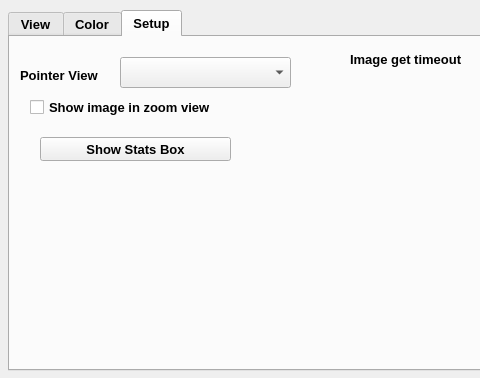
jaredmales/rtimv, file forms/imviewerControlPanel.ui: the form before one commit; both pictures show x 0 to 480 and y 0 to 378 of the 724 by 378 pixel window.
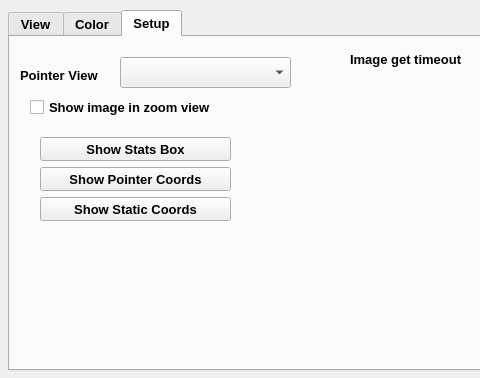
The form after the commit. The open tabs and pages were chosen to show the change. Icons and pictures are not drawn.

Commit message: added mouse tool-tip coordinate display, set as default

Diff of the .ui file:
```diff
--- a/forms/imviewerControlPanel.ui
+++ b/forms/imviewerControlPanel.ui
@@ -1812,6 +1812,32 @@
       <string>Show Stats Box</string>
      </property>
     </widget>
+    <widget class="QPushButton" name="toolTipCoordsButton">
+     <property name="geometry">
+      <rect>
+       <x>30</x>
+       <y>130</y>
+       <width>191</width>
+       <height>24</height>
+      </rect>
+     </property>
+     <property name="text">
+      <string>Show Pointer Coords</string>
+     </property>
+    </widget>
+    <widget class="QPushButton" name="staticCoordsButton">
+     <property name="geometry">
+      <rect>
+       <x>30</x>
+       <y>160</y>
+       <width>191</width>
+       <height>24</height>
+      </rect>
+     </property>
+     <property name="text">
+      <string>Show Static Coords</string>
+     </property>
+    </widget>
    </widget>
   </widget>
  </widget>
```
Left out of the diff: 22 changed lines with no effect on the pictures. The commit also changes 7 other files.
